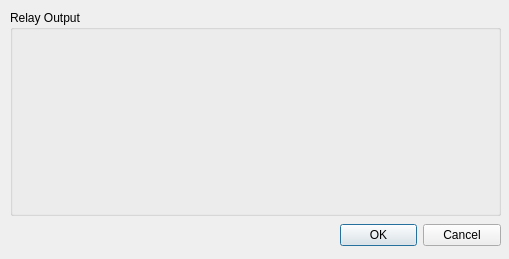
gaopindianzi/relay_control_terminal, file qioexpendsettingdialog.ui: the form before one commit.
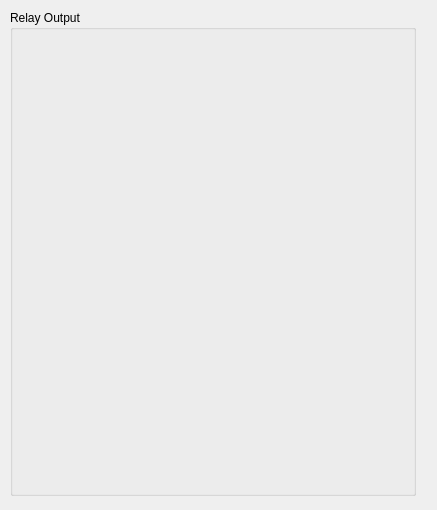
The form after the commit.

The edit to the form file:
```diff
--- a/qioexpendsettingdialog.ui
+++ b/qioexpendsettingdialog.ui
@@ -6,36 +6,20 @@
    <rect>
     <x>0</x>
     <y>0</y>
-    <width>509</width>
-    <height>259</height>
+    <width>437</width>
+    <height>510</height>
    </rect>
   </property>
   <property name="windowTitle">
    <string>Dialog</string>
   </property>
-  <widget class="QDialogButtonBox" name="buttonBox">
-   <property name="geometry">
-    <rect>
-     <x>340</x>
-     <y>220</y>
-     <width>161</width>
-     <height>31</height>
-    </rect>
-   </property>
-   <property name="orientation">
-    <enum>Qt::Horizontal</enum>
-   </property>
-   <property name="standardButtons">
-    <set>QDialogButtonBox::Cancel|QDialogButtonBox::Ok</set>
-   </property>
-  </widget>
   <widget class="QGroupBox" name="groupBoxIoButtons">
    <property name="geometry">
     <rect>
      <x>10</x>
      <y>10</y>
-     <width>491</width>
-     <height>206</height>
+     <width>406</width>
+     <height>486</height>
     </rect>
    </property>
    <property name="title">
@@ -45,9 +29,9 @@
     <property name="geometry">
      <rect>
       <x>10</x>
-      <y>25</y>
-      <width>471</width>
-      <height>166</height>
+      <y>20</y>
+      <width>386</width>
+      <height>486</height>
      </rect>
     </property>
     <layout class="QGridLayout" name="gridLayout"/>
```
Left out of the diff: 35 changed lines with no effect on the pictures.
